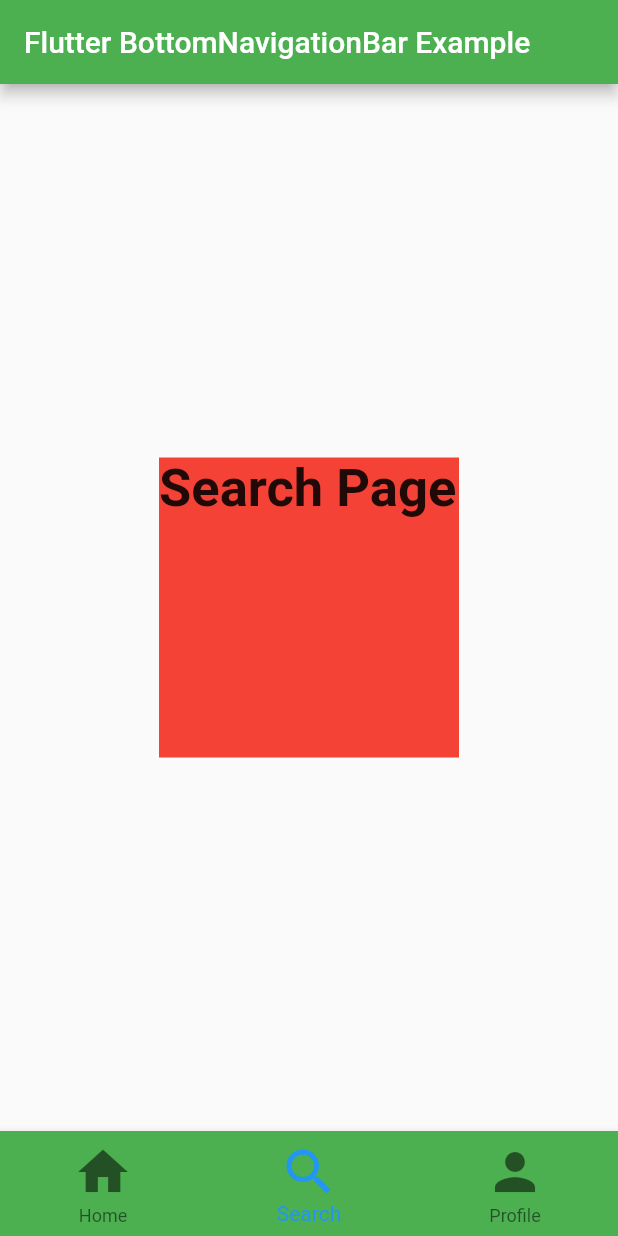
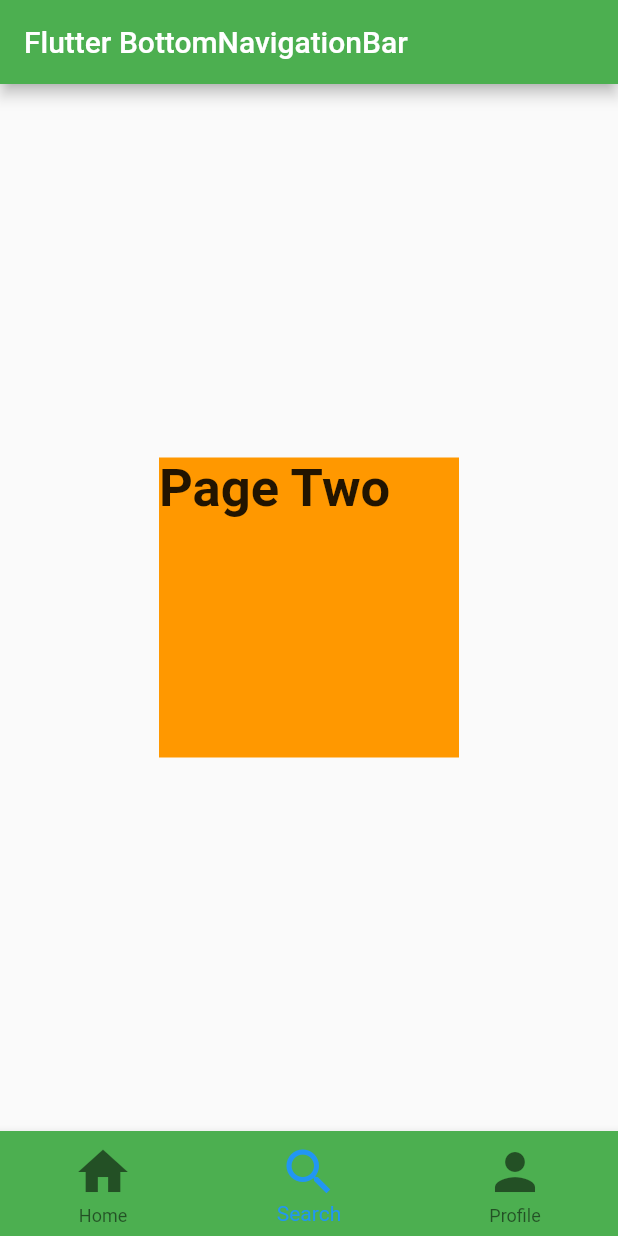
Before and after one commit to moniradiu/flutter-class-app, a Flutter app: the screen it shows after launch, item 2 of the bottom bar chosen, on a phone screen of 412 x 824 dp. Run offline on Flutter 3.47's test engine with Material 2 defaults, Android fonts, the phone set to English and light mode, and no system bars.

```diff
--- a/lib/main.dart
+++ b/lib/main.dart
@@ -24,37 +24,37 @@ class MyNavigationBar extends StatefulWidget {
 class _MyNavigationBarState extends State<MyNavigationBar> {
   int _currentIndex = 0;
   List<Widget> bodyItems = [
-    // PageOne(),
-    // PageTwo(),
-    // PageThree(),
+    PageOne(),
+    PageTwo(),
+    PageThree(),
 
-    Container(
-      child: Text('Home Page',
-          style: TextStyle(fontSize: 35, fontWeight: FontWeight.bold)),
-      color: Colors.blue,
-      height: 200,
-      width: 200,
-    ),
-    Container(
-      child: Text("Search Page",
-          style: TextStyle(fontSize: 35, fontWeight: FontWeight.bold)),
-      color: Colors.red,
-      height: 200,
-      width: 200,
-    ),
-    Container(
-      child: Text("Profile Page",
-          style: TextStyle(fontSize: 35, fontWeight: FontWeight.bold)),
-      color: Colors.orange,
-      height: 200,
-      width: 200,
-    ),
+    // Container(
+    //   child: Text('Home Page',
+    //       style: TextStyle(fontSize: 35, fontWeight: FontWeight.bold)),
+    //   color: Colors.blue,
+    //   height: 200,
+    //   width: 200,
+    // ),
+    // Container(
+    //   child: Text("Search Page",
+    //       style: TextStyle(fontSize: 35, fontWeight: FontWeight.bold)),
+    //   color: Colors.red,
+    //   height: 200,
+    //   width: 200,
+    // ),
+    // Container(
+    //   child: Text("Profile Page",
+    //       style: TextStyle(fontSize: 35, fontWeight: FontWeight.bold)),
+    //   color: Colors.orange,
+    //   height: 200,
+    //   width: 200,
+    // ),
   ];
   @override
   Widget build(BuildContext context) {
     return Scaffold(
       appBar: AppBar(
-          title: const Text('Flutter BottomNavigationBar Example'),
+          title: const Text('Flutter BottomNavigationBar'),
           backgroundColor: Colors.green),
       body: Center(
         child: bodyItems[_currentIndex],
@@ -95,3 +95,70 @@ class _MyNavigationBarState extends State<MyNavigationBar> {
     );
   }
 }
+
+class PageOne extends StatelessWidget {
+  @override
+  Widget build(BuildContext context) {
+    // return Center(
+    //   child: GestureDetector(
+    //     onTap: () {
+    //       print("Tapped GestureDetector");
+    //     },
+    //     child: Container(
+    //       color: Colors.pinkAccent,
+    //       height: 200,
+    //       width: 200,
+    //       child: Text(
+    //         "Page One",
+    //         style: TextStyle(fontSize: 35, fontWeight: FontWeight.bold),
+    //       ),
+    //     ),
+    //   ),
+    // );
+    //
+    // return Center(
+    //   child: GestureDetector(
+    //     child: InkWell(
+    //       onTap: () {
+    //         print("Tapped GestureDetector");
+    //       },
+    //       child: Container(
+    //         color: Colors.pinkAccent,
+    //         height: 200,
+    //         width: 200,
+    //         child: Text(
+    //           "Page One",
+    //           style: TextStyle(fontSize: 35, fontWeight: FontWeight.bold),
+    //         ),
+    //       ),
+    //     ),
+    //   ),
+    // );
+  }
+}
+
+class PageTwo extends StatelessWidget {
+  @override
+  Widget build(BuildContext context) {
+    return Container(
+      color: Colors.orange,
+      height: 200,
+      width: 200,
+      child: Text("Page Two",
+          style: TextStyle(fontSize: 35, fontWeight: FontWeight.bold)),
+    );
+  }
+}
+
+class PageThree extends StatelessWidget {
+  @override
+  Widget build(BuildContext context) {
+    return Container(
+      color: Colors.red,
+      height: 200,
+      width: 200,
+      child: Text("Page Three",
+          style: TextStyle(fontSize: 35, fontWeight: FontWeight.bold)),
+    );
+  }
+}
```
